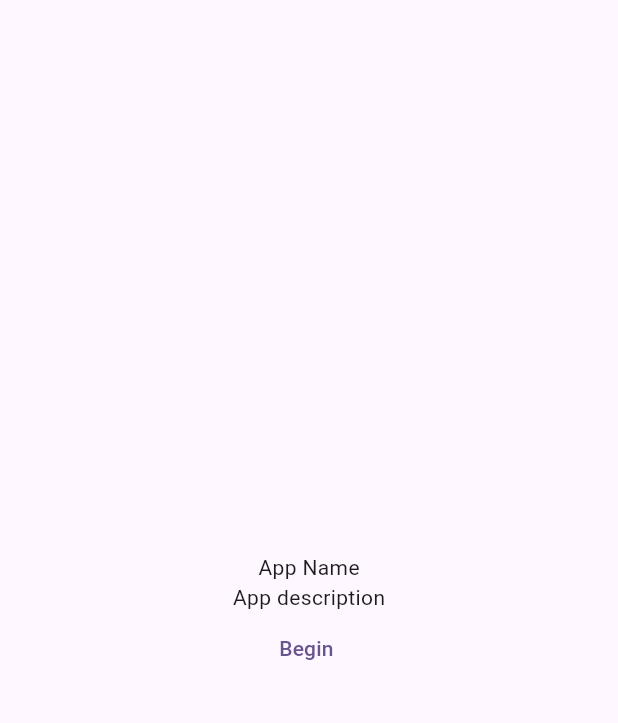
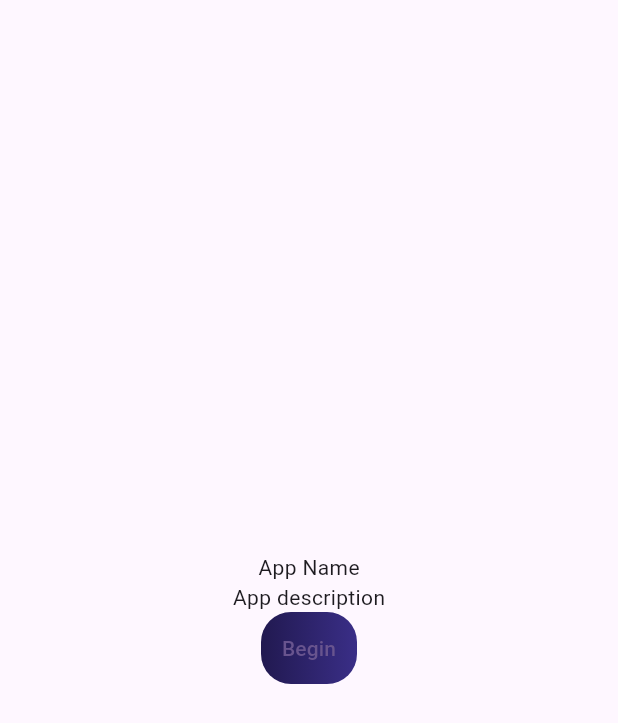
Before and after one commit to aceeedev/inrix-hack-23, a Flutter app: the screen it shows after launch, on a phone screen of 412 x 824 dp. Shown: the top 723 px of the screen. Run offline on Flutter 3.47's test engine with Material 2 defaults, Android fonts, the light colour scheme and no system bars; our stand-ins replace google_maps_flutter, hive_flutter; accounts and stored records are empty.

Commit message:
Added begin page and styles

```diff
--- a/app/lib/pages/begin_page.dart
+++ b/app/lib/pages/begin_page.dart
@@ -1,5 +1,6 @@
+import 'package:flutter/material.dart';
 import 'package:app/pages/home_page.dart';
-import 'package:flutter/material.dart';
+import 'package:app/widgets/gradient_button_widget.dart';
 
 class BeginPage extends StatelessWidget {
   const BeginPage({super.key});
@@ -16,13 +17,13 @@ class BeginPage extends StatelessWidget {
             'App Name',
           ),
           Text('App description'),
-          TextButton(
+          GradientButton(
               onPressed: () => Navigator.of(context).pushReplacement(
                     MaterialPageRoute(
                       builder: (context) => const HomePage(),
                     ),
                   ),
-              child: Text('Begin '))
+              child: Text('Begin'))
         ],
       ),
     ));
--- /dev/null
+++ b/app/lib/styles.dart
@@ -0,0 +1,8 @@
+import 'package:flutter/material.dart';
+
+class Styles {
+  static const LinearGradient _linearGradient =
+      LinearGradient(colors: [Color(0xFF211950), Color(0xFF3A2E87)]);
+
+  LinearGradient get linearGradient => _linearGradient;
+}
--- /dev/null
+++ b/app/lib/widgets/gradient_button_widget.dart
@@ -0,0 +1,30 @@
+import 'package:flutter/material.dart';
+import 'package:app/styles.dart';
+
+class GradientButton extends StatelessWidget {
+  const GradientButton({
+    super.key,
+    required this.onPressed,
+    required this.child,
+  });
+
+  final Function()? onPressed;
+  final Widget child;
+
+  // This widget is the root of your application.
+  @override
+  Widget build(BuildContext context) {
+    return Container(
+        decoration: BoxDecoration(
+          shape: BoxShape.rectangle,
+          borderRadius: const BorderRadius.all(Radius.circular(20)),
+          gradient: Styles().linearGradient,
+        ),
+        child: TextButton(
+            onPressed: onPressed,
+            style: ElevatedButton.styleFrom(
+                backgroundColor: Colors.transparent,
+                shadowColor: Colors.transparent),
+            child: child));
+  }
+}
```
